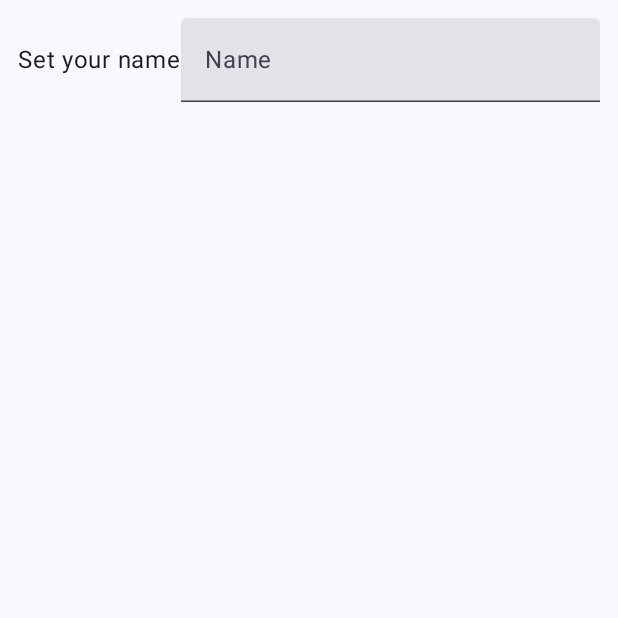
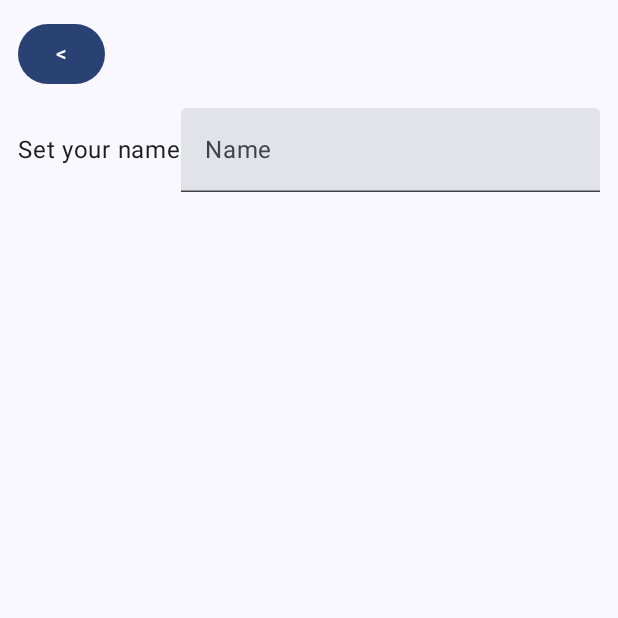
Before and after one commit to nicolegeorgieva/my-inventory, an Android app built with Jetpack Compose: the screen it shows after launch (MainActivity), after a tap on "Settings", on a phone screen of 412 x 824 dp, the top half of it. Run offline under Robolectric (Android 15) with nearby library versions, the phone set to English and light mode, and no system bars.

Commit message:
Support back to home option from Settings Screen

```diff
--- a/app/src/main/java/com/example/inventory/MainActivity.kt
+++ b/app/src/main/java/com/example/inventory/MainActivity.kt
@@ -37,7 +37,9 @@ class MainActivity : ComponentActivity() {
                             currentScreen = it
                         })
 
-                        Screen.Settings -> SettingsScreen()
+                        Screen.Settings -> SettingsScreen(navigateTo = { newScreen ->
+                            currentScreen = newScreen
+                        })
                     }
                 }
             }
--- a/app/src/main/java/com/example/inventory/screen/SettingsScreen.kt
+++ b/app/src/main/java/com/example/inventory/screen/SettingsScreen.kt
@@ -5,7 +5,9 @@ import androidx.compose.foundation.layout.Column
 import androidx.compose.foundation.layout.Row
 import androidx.compose.foundation.layout.Spacer
 import androidx.compose.foundation.layout.fillMaxSize
+import androidx.compose.foundation.layout.height
 import androidx.compose.foundation.layout.padding
+import androidx.compose.material3.Button
 import androidx.compose.material3.ExperimentalMaterial3Api
 import androidx.compose.material3.Text
 import androidx.compose.material3.TextField
@@ -19,6 +21,7 @@ import androidx.compose.ui.Modifier
 import androidx.compose.ui.platform.LocalContext
 import androidx.compose.ui.unit.dp
 import androidx.datastore.preferences.core.edit
+import com.example.inventory.Screen
 import com.example.inventory.data.NAME_KEY
 import com.example.inventory.data.dataStore
 import kotlinx.coroutines.Dispatchers
@@ -29,7 +32,7 @@ import kotlinx.coroutines.withContext
 @SuppressLint("CoroutineCreationDuringComposition")
 @OptIn(ExperimentalMaterial3Api::class)
 @Composable
-fun SettingsScreen() {
+fun SettingsScreen(navigateTo: (Screen) -> Unit) {
     val coroutineScope = rememberCoroutineScope()
     val context = LocalContext.current
 
@@ -44,6 +47,14 @@ fun SettingsScreen() {
             .fillMaxSize()
             .padding(12.dp)
     ) {
+        Button(onClick = {
+            navigateTo(Screen.Home)
+        }) {
+            Text(text = "<")
+        }
+
+        Spacer(modifier = Modifier.height(12.dp))
+
         Row(verticalAlignment = Alignment.CenterVertically) {
             Text(text = "Set your name")
 
```
